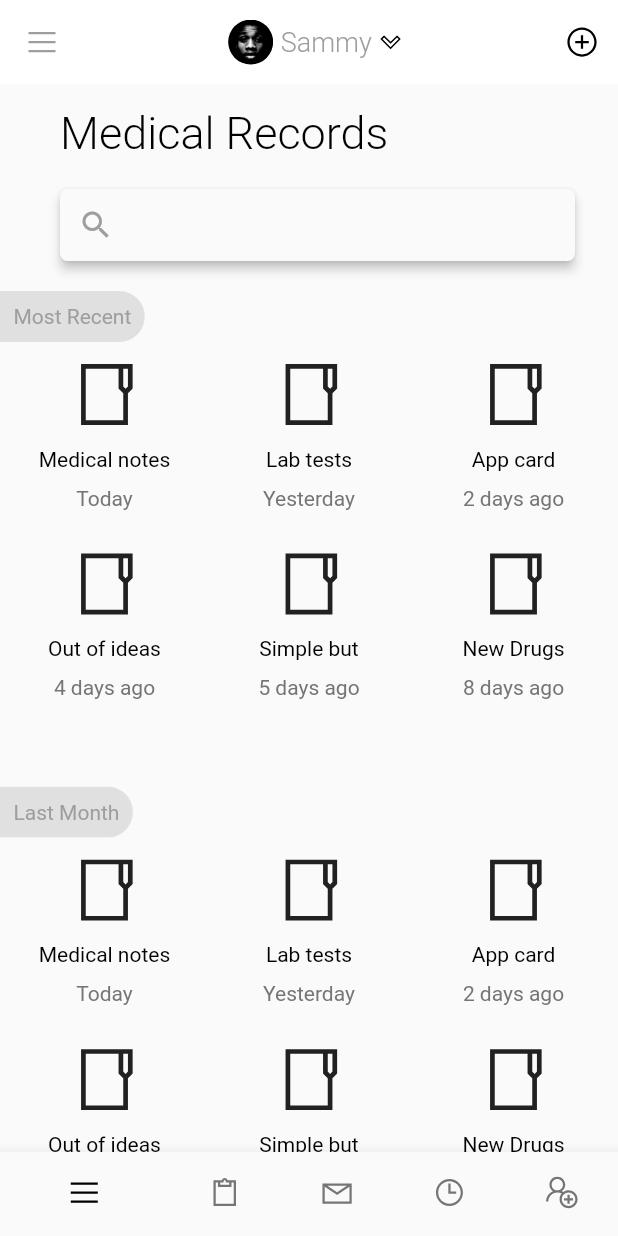
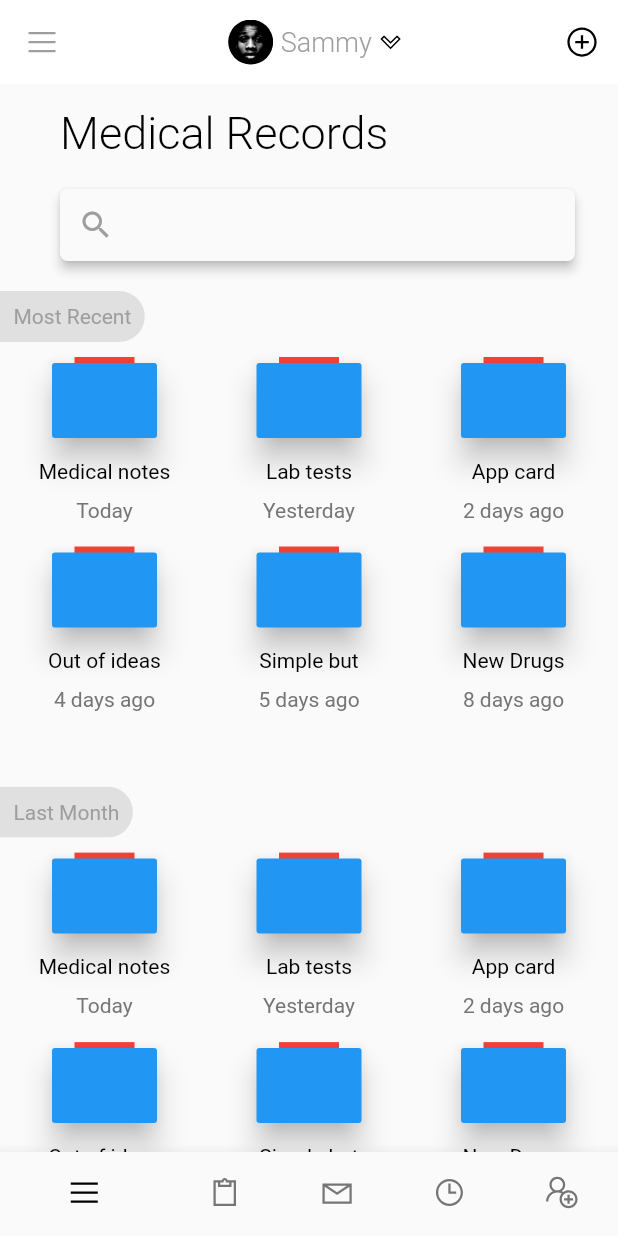
Before and after one commit to oyeolamilekan/testapp, a Flutter app: the screen it shows after launch, on a phone screen of 412 x 824 dp. Run offline on Flutter 3.47's test engine with Material 2 defaults, Android fonts, the phone set to English and light mode, and no system bars; our stand-ins replace line_icons; Roboto replaces fonts that are missing (Hind).

Commit message:
added fileicon

```diff
--- a/lib/screens/addMedicalNotes.dart
+++ b/lib/screens/addMedicalNotes.dart
@@ -187,7 +187,7 @@ class _AddMedicalNotesState extends State<AddMedicalNotes> {
       appBar: AppBar(
         title: Text(
           'Add Vacines Manual',
-          style: TextStyle(color: Colors.black),
+          style: TextStyle(color: Colors.black, fontWeight: FontWeight.w400),
         ),
         leading: IconButton(
           icon: Icon(Icons.keyboard_arrow_left),
--- /dev/null
+++ b/lib/screens/folderIcon.dart
@@ -0,0 +1,28 @@
+import 'package:flutter/material.dart';
+
+class FileIcon extends StatelessWidget {
+  @override
+  Widget build(BuildContext context) {
+    return Stack(alignment: Alignment.topCenter, children: <Widget>[
+      Container(
+        width: 40,
+        height: 40,
+        color: Colors.red,
+      ),
+      Align(
+        alignment: Alignment.topCenter,
+        child: Card(
+          elevation: 8,
+          color: Colors.blue,
+          shape:
+              RoundedRectangleBorder(borderRadius: BorderRadius.circular(2)),
+          child: Container(
+            width: 70,
+            height: 50,
+
+          ),
+        ),
+      ),
+    ]);
+  }
+}
--- a/lib/screens/homePage.dart
+++ b/lib/screens/homePage.dart
@@ -1,6 +1,6 @@
+import 'package:assignment/screens/folderIcon.dart';
 import 'package:assignment/store/PatientCardStore.dart';
 import 'package:flutter/material.dart';
-import 'package:line_icons/line_icons.dart';
 import 'package:provider/provider.dart';
 
 class FirstPage extends StatefulWidget {
@@ -69,10 +69,7 @@ class _FirstPageState extends State<FirstPage> {
                   child: Column(
                     crossAxisAlignment: CrossAxisAlignment.center, //add this
                     children: <Widget>[
-                      Icon(
-                        LineIcons.folder_o,
-                        size: 50,
-                      ),
+                      FileIcon(),
                       SizedBox(
                         height: 10.0,
                       ),
```
